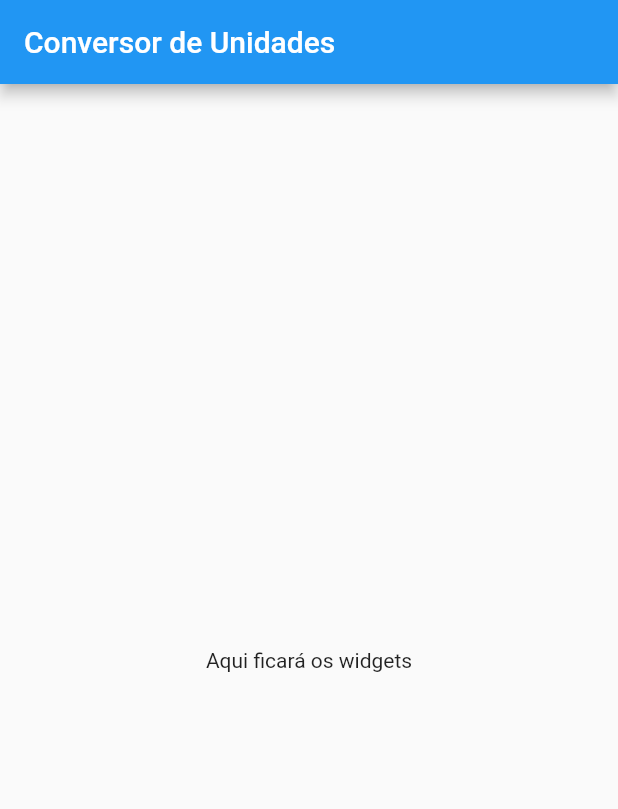
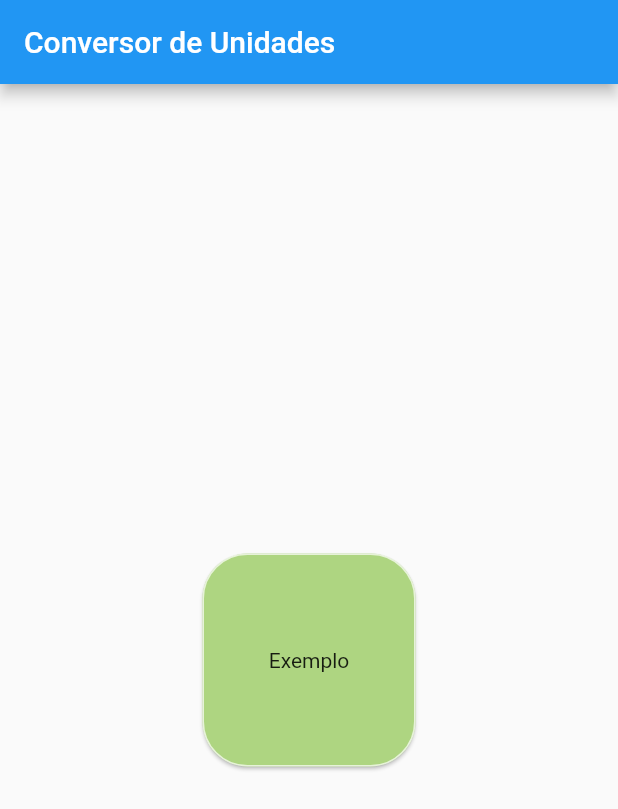
Before and after one commit to alex-cerlini/unit_converter, a Flutter app: the screen it shows after launch, on a phone screen of 412 x 824 dp. Shown: the top 809 px of the screen. Run offline on Flutter 3.47's test engine with Material 2 defaults, Android fonts, the phone set to English and light mode, and no system bars.

Commit message:
Create a example card

```diff
--- a/lib/main.dart
+++ b/lib/main.dart
@@ -37,8 +37,21 @@ class _MyHomePageState extends State<MyHomePage> {
         child: Column(
           mainAxisAlignment: MainAxisAlignment.center,
           children: <Widget>[
-            Text(
-              'Aqui ficará os widgets',
+            Container(
+              height: 150,
+              width: 150,
+              child: Card(
+                color: Colors.lightGreen[300],
+                shape: RoundedRectangleBorder(
+                  side: BorderSide(color: Colors.white70, width: 1),
+                  borderRadius: BorderRadius.circular(30),
+                ),
+                child: Center(
+                  child: Text(
+                    'Exemplo',
+                  ),
+                ),
+              ),
             ),
           ],
         ),
```
